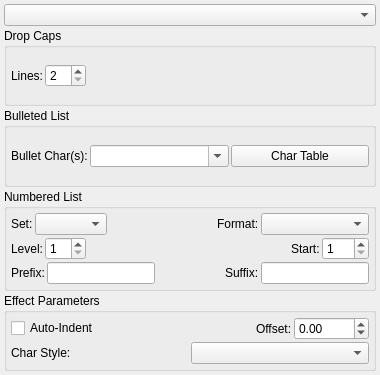
Qt form scribus/ui/propertywidget_pareffectbase.ui (nitramr/scribus) before a commit.
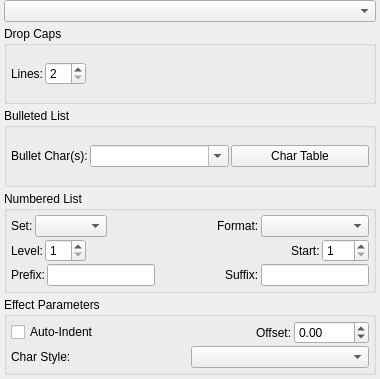
The same form after that commit. Custom widgets are drawn as their Qt base class.

The edit to the form file:
```diff
--- a/scribus/ui/propertywidget_pareffectbase.ui
+++ b/scribus/ui/propertywidget_pareffectbase.ui
@@ -7,7 +7,7 @@
     <x>0</x>
     <y>0</y>
     <width>380</width>
-    <height>375</height>
+    <height>379</height>
    </rect>
   </property>
   <property name="sizePolicy">
@@ -33,13 +33,13 @@
   </property>
   <layout class="QVBoxLayout" name="verticalLayout">
    <property name="spacing">
-    <number>2</number>
+    <number>4</number>
    </property>
    <property name="leftMargin">
     <number>4</number>
    </property>
    <property name="topMargin">
-    <number>4</number>
+    <number>0</number>
    </property>
    <property name="rightMargin">
     <number>4</number>
```
